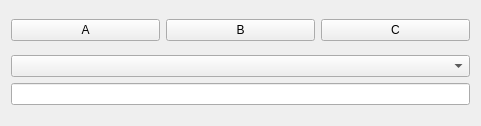
The window that CSV_File/basewidget.ui (elektrik-dev/test) describes before a commit, drawn with Qt 5.
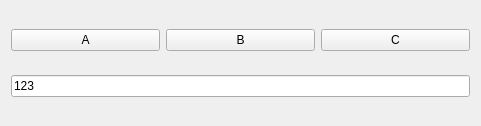
The same window after the commit.

```diff
--- a/CSV_File/basewidget.ui
+++ b/CSV_File/basewidget.ui
@@ -42,10 +42,11 @@
    <item row="1" column="0">
     <layout class="QVBoxLayout" name="verticalLayout">
      <item>
-      <widget class="QComboBox" name="dirList"/>
-     </item>
-     <item>
-      <widget class="QLineEdit" name="lineEdit"/>
+      <widget class="QLineEdit" name="lineEdit">
+       <property name="text">
+        <string>123</string>
+       </property>
+      </widget>
      </item>
     </layout>
    </item>
```
